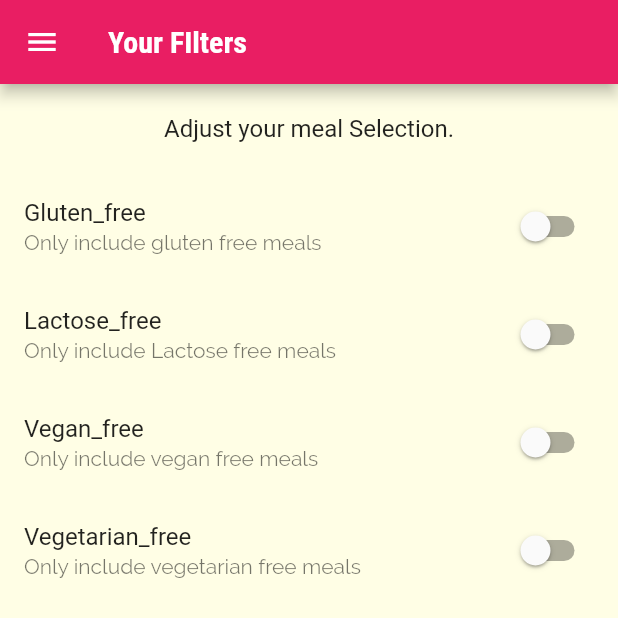
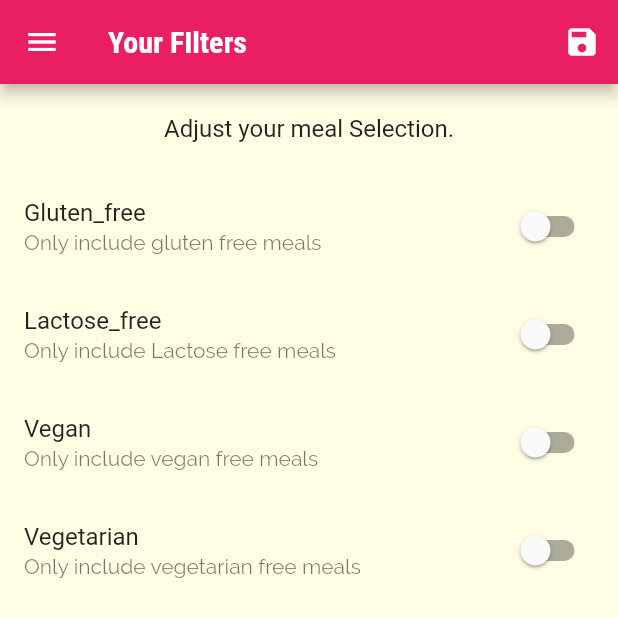
Before and after one commit to YogeshRajgure/Meals-App, a Flutter app: the FiltersScreen screen opened by its route, on a phone screen of 412 x 824 dp, the top half of it. Run offline on Flutter 3.47's test engine with Material 2 defaults, Android fonts, the phone set to English and light mode, and no system bars.

Commit message:
working filters but problem in logic

```diff
--- a/lib/main.dart
+++ b/lib/main.dart
@@ -1,19 +1,58 @@
 import 'package:flutter/material.dart';
+import 'package:flutter_project_3_meals_app/dummy_data.dart';
 import 'package:flutter_project_3_meals_app/screens/filters_screen.dart';
 
 import './screens/categories_screen.dart';
 import './screens/category_meals_screen.dart';
 import './screens/meal_detail_screen.dart';
 import './screens/tab_screen.dart';
+import './models/meal.dart';
 
 void main() {
   runApp(const MyApp());
 }
 
-class MyApp extends StatelessWidget {
+class MyApp extends StatefulWidget {
   const MyApp({super.key});
 
+  @override
+  State<MyApp> createState() => _MyAppState();
+}
+
+class _MyAppState extends State<MyApp> {
   // This widget is the root of your application.
+
+  Map<String, bool> _filters = {
+    'gluten': false,
+    'lactose': false,
+    'vegan': false,
+    'vegetarian': false,
+  };
+
+  List<Meal> _avaiableMeals = DUMMY_MEALS;
+
+  void _setFilters(Map<String, bool> filterData) {
+    setState(() {
+      _filters = filterData;
+
+      _avaiableMeals = DUMMY_MEALS.where((meal) {
+        if (_filters['gluten']! && meal.isGlutenFree) {
+          return false;
+        }
+        if (_filters['lactose']! && meal.isLactoseFree) {
+          return false;
+        }
+        if (_filters['vegan']! && meal.isVegan) {
+          return false;
+        }
+        if (_filters['vegetarian']! && meal.isVegetarian) {
+          return false;
+        }
+        return true;
+      }).toList();
+    });
+  }
+
   @override
   Widget build(BuildContext context) {
     return MaterialApp(
@@ -42,9 +81,10 @@ class MyApp extends StatelessWidget {
       routes: {
         // '/': (ctx) => const CategoriesScreen(),
         '/': (ctx) => const TabScreen(),
-        CategoryMealsScreen.routeName: (ctx) => CategoryMealsScreen(),
+        CategoryMealsScreen.routeName: (ctx) =>
+            CategoryMealsScreen(_avaiableMeals),
         MealDetailsScreen.routeName: (ctx) => MealDetailsScreen(),
-        FiltersScreen.routeName: (ctx) => FiltersScreen(),
+        FiltersScreen.routeName: (ctx) => FiltersScreen(_filters, _setFilters),
       },
 
       // if you are goin to the pushNamed route that is not registered here,
--- a/lib/screens/categories_screen.dart
+++ b/lib/screens/categories_screen.dart
@@ -7,7 +7,7 @@ import '../models/category.dart';
 import '../widgets/category_item.dart';
 
 class CategoriesScreen extends StatelessWidget {
-  const CategoriesScreen({super.key});
+  const CategoriesScreen();
 
   @override
   Widget build(BuildContext context) {
--- a/lib/screens/filters_screen.dart
+++ b/lib/screens/filters_screen.dart
@@ -3,6 +3,11 @@ import '../widgets/main_drawer.dart';
 
 class FiltersScreen extends StatefulWidget {
   static const routeName = '/filters';
+
+  final Function saveFilters;
+  final Map<String, bool> currentFilters;
+
+  const FiltersScreen(this.currentFilters, this.saveFilters);
 
   @override
   State<FiltersScreen> createState() => _FiltersScreenState();
@@ -10,10 +15,20 @@ class FiltersScreen extends StatefulWidget {
 
 class _FiltersScreenState extends State<FiltersScreen> {
   // const FiltersScreen({super.key});
-  var _glutenFree = false;
-  var _vegetarian = false;
-  var _vegan = false;
-  var _lactoseFree = false;
+  bool _glutenFree = false;
+  bool _vegetarian = false;
+  bool _vegan = false;
+  bool _lactoseFree = false;
+
+  @override
+  void initState() {
+    // TODO: implement initState
+    super.initState();
+    _glutenFree = widget.currentFilters['gluten']!;
+    _lactoseFree = widget.currentFilters['lactose']!;
+    _vegan = widget.currentFilters['vegan']!;
+    _vegetarian = widget.currentFilters['vegetarian']!;
+  }
 
   Widget _buildSwitchListTile(
     String title,
@@ -34,6 +49,20 @@ class _FiltersScreenState extends State<FiltersScreen> {
     return Scaffold(
         appBar: AppBar(
           title: Text('Your FIlters'),
+          actions: <Widget>[
+            IconButton(
+              onPressed: () {
+                final selectedFilters = {
+                  'gluten': _glutenFree,
+                  'lactose': _lactoseFree,
+                  'vegan': _vegan,
+                  'vegetarian': _vegetarian,
+                };
+                widget.saveFilters(selectedFilters);
+              },
+              icon: const Icon(Icons.save),
+            )
+          ],
         ),
         drawer: MainDrawer(),
         body: Column(
@@ -69,7 +98,7 @@ class _FiltersScreenState extends State<FiltersScreen> {
                   },
                 ),
                 _buildSwitchListTile(
-                  'Vegan_free',
+                  'Vegan',
                   'Only include vegan free meals',
                   _vegan,
                   (newValue) {
@@ -79,7 +108,7 @@ class _FiltersScreenState extends State<FiltersScreen> {
                   },
                 ),
                 _buildSwitchListTile(
-                  'Vegetarian_free',
+                  'Vegetarian',
                   'Only include vegetarian free meals',
                   _vegetarian,
                   (newValue) {
```
Also changed, not shown: lib/screens/category_meals_screen.dart (+5 -3 lines).
